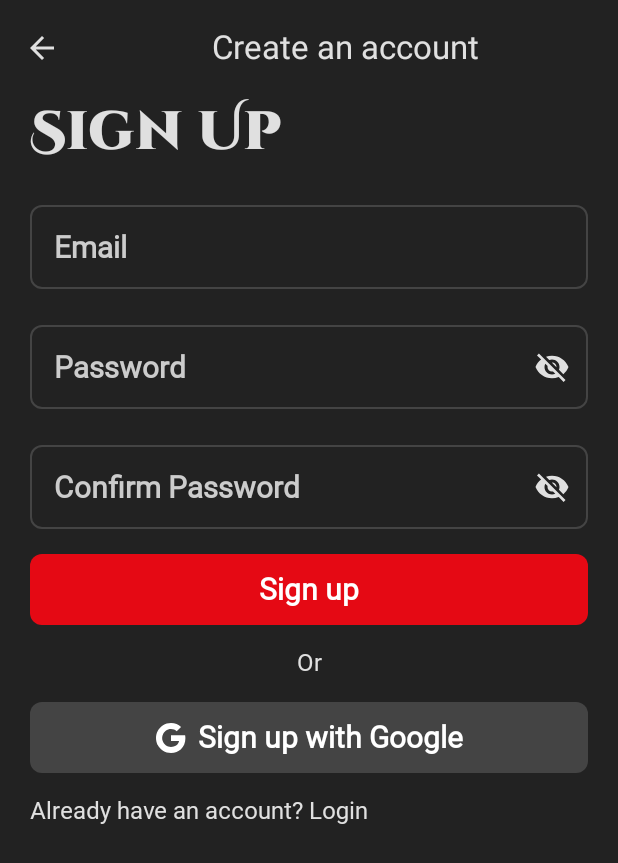
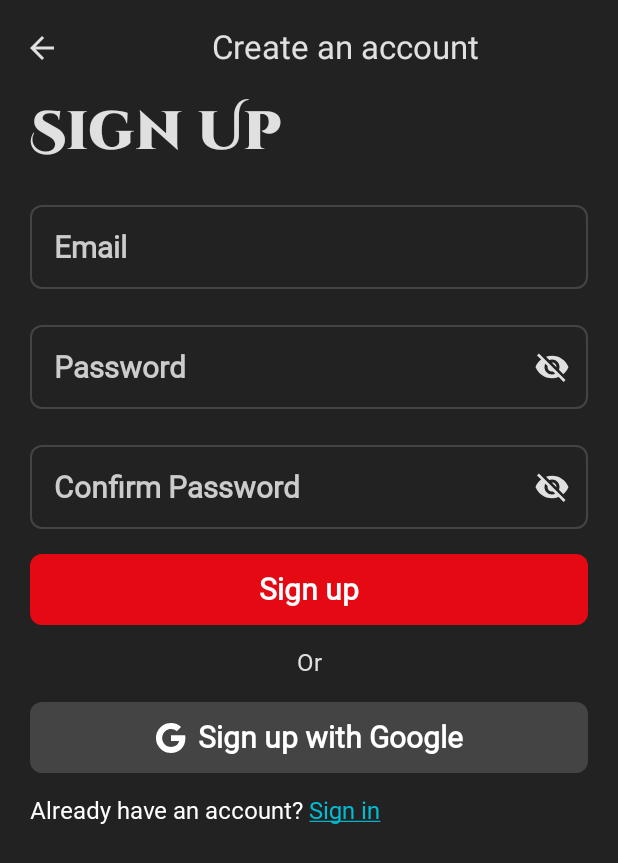
Before and after one commit to thanhhoann/mobile_app_project, an Android app built with Jetpack Compose: the screen it shows after launch (MainActivity), after a tap on "Profile", on a phone screen of 412 x 824 dp. Shown: the top 863 px of the screen. Run offline under Robolectric (Android 15) with nearby library versions, the phone set to English and light mode, and no system bars; our stand-ins replace Dagger/Hilt's generated code, Firebase (no records; nobody signed in at launch, a user with empty details on screens opened directly); Roboto replaces fonts that are not available here.

Commit message:
Add sign-in screen

```diff
--- a/app/src/main/java/com/mobile_app/project/MainActivity.kt
+++ b/app/src/main/java/com/mobile_app/project/MainActivity.kt
@@ -21,6 +21,7 @@ import com.mobile_app.project.components.MovieAppBar
 import com.mobile_app.project.config.auth.AuthService
 import com.mobile_app.project.ui.screens.HomeScreen
 import com.mobile_app.project.ui.screens.MovieScreen
+import com.mobile_app.project.ui.screens.SignInScreen
 import com.mobile_app.project.ui.screens.SignUp
 import com.mobile_app.project.ui.theme.MobileAppProjectTheme
 
@@ -37,6 +38,7 @@ class MainActivity : ComponentActivity() {
 enum class MovieScreens(@StringRes val title: Int) {
     Home(title = R.string.home),
     SignUp(title = R.string.signup),
+    SignIn(title = R.string.signin),
     Detail(title = R.string.movie_detail)
 }
 
@@ -76,12 +78,16 @@ fun MovieApp() {
                 }
 
                 composable(route = MovieScreens.SignUp.name) {
-                    SignUp(authService = authService)
+                    SignUp(authService = authService, navController)
                 }
 
                 composable(route = MovieScreens.Detail.name) {
                     MovieScreen(navController)
                 }
+
+                composable(route = MovieScreens.SignIn.name) {
+                    SignInScreen(navController)
+                }
             }
         }
     }
--- /dev/null
+++ b/app/src/main/java/com/mobile_app/project/components/AnnotatedText.kt
@@ -0,0 +1,55 @@
+package com.mobile_app.project.components
+
+import androidx.compose.foundation.text.ClickableText
+import androidx.compose.runtime.Composable
+import androidx.compose.ui.Modifier
+import androidx.compose.ui.text.AnnotatedString
+import androidx.compose.ui.text.SpanStyle
+import androidx.compose.ui.text.TextStyle
+import androidx.compose.ui.text.buildAnnotatedString
+
+data class TextAnnotation(
+    val start: Int,
+    val end: Int,
+    val style: SpanStyle,
+    val onClick: (() -> Unit)? = null
+)
+
+@Composable
+fun AnnotatedText(
+    text: String,
+    annotations: List<TextAnnotation>,
+    textStyle: TextStyle,
+    modifier: Modifier = Modifier
+) {
+    val annotatedString = buildAnnotatedStringWithAnnotations(text, annotations)
+
+    ClickableText(
+        text = annotatedString,
+        onClick = { offset ->
+            val annotation = annotations.find {
+                offset in it.start until it.end
+            }
+            annotation?.onClick?.invoke()
+        },
+        style = textStyle,
+        modifier = modifier
+    )
+}
+
+
+private fun buildAnnotatedStringWithAnnotations(
+    text: String,
+    annotations: List<TextAnnotation>
+): AnnotatedString {
+    return buildAnnotatedString {
+        append(text)
+        annotations.forEach {
+            addStyle(
+                style = it.style,
+                start = it.start,
+                end = it.end
+            )
+        }
+    }
+}
--- a/app/src/main/java/com/mobile_app/project/ui/screens/SignUpScreen.kt
+++ b/app/src/main/java/com/mobile_app/project/ui/screens/SignUpScreen.kt
@@ -21,16 +21,22 @@ import androidx.compose.runtime.setValue
 import androidx.compose.ui.Modifier
 import androidx.compose.ui.platform.LocalContext
 import androidx.compose.ui.res.painterResource
+import androidx.compose.ui.text.SpanStyle
 import androidx.compose.ui.text.input.KeyboardType
 import androidx.compose.ui.text.input.PasswordVisualTransformation
 import androidx.compose.ui.text.input.VisualTransformation
 import androidx.compose.ui.text.style.TextAlign
+import androidx.compose.ui.text.style.TextDecoration
 import androidx.compose.ui.unit.dp
 import androidx.lifecycle.viewmodel.compose.viewModel
+import androidx.navigation.NavController
+import com.mobile_app.project.MovieScreens
 import com.mobile_app.project.R
+import com.mobile_app.project.components.AnnotatedText
 import com.mobile_app.project.components.ButtonVariants
 import com.mobile_app.project.components.StyledButton
 import com.mobile_app.project.components.StyledTextField
+import com.mobile_app.project.components.TextAnnotation
 import com.mobile_app.project.config.auth.AuthService
 import com.mobile_app.project.view_model.SignUpViewModel
 
@@ -57,7 +63,7 @@ fun GoogleButton(modifier: Modifier = Modifier) {
 }
 
 @Composable
-fun SignUp(authService: AuthService) {
+fun SignUp(authService: AuthService, navController: NavController) {
     val context = LocalContext.current
     val signUpViewModel: SignUpViewModel = viewModel()
     val signUpStates = signUpViewModel.signUpStates.collectAsState()
@@ -153,6 +159,7 @@ fun SignUp(authService: AuthService) {
                                     "Sign up successful",
                                     Toast.LENGTH_LONG
                                 ).show()
+                                navController.navigate(MovieScreens.SignIn.name)
                             } else {
                                 Toast.makeText(
                                     context,
@@ -176,9 +183,35 @@ fun SignUp(authService: AuthService) {
             GoogleButton(
                 modifier = Modifier.fillMaxWidth()
             )
-
-            Text(
-                text = "Already have an account? Login", style = MaterialTheme.typography.bodySmall
+            AnnotatedText(
+                text = "Already have an account? Sign in",
+                textStyle = MaterialTheme.typography.bodySmall,
+                annotations = listOf(
+                    TextAnnotation(
+                        start = 0,
+                        end = 24,
+                        style = SpanStyle(
+                            fontSize = MaterialTheme.typography.bodySmall.fontSize,
+                            fontFamily = MaterialTheme.typography.bodySmall.fontFamily,
+                            fontWeight = MaterialTheme.typography.bodySmall.fontWeight,
+                            color = MaterialTheme.colorScheme.onTertiary,
+                        ),
+                    ),
+                    TextAnnotation(
+                        start = 25,
+                        end = 32,
+                        style = SpanStyle(
+                            textDecoration = TextDecoration.Underline,
+                            fontSize = MaterialTheme.typography.bodySmall.fontSize,
+                            fontFamily = MaterialTheme.typography.bodySmall.fontFamily,
+                            fontWeight = MaterialTheme.typography.bodySmall.fontWeight,
+                            color = MaterialTheme.colorScheme.tertiary,
+                        ),
+                        onClick = {
+                            navController.navigate(MovieScreens.SignIn.name)
+                        }
+                    )
+                ),
             )
         }
     }
--- a/app/src/main/res/values/strings.xml
+++ b/app/src/main/res/values/strings.xml
@@ -2,5 +2,6 @@
     <string name="app_name">FreeMoo</string>
     <string name="home">Home</string>
     <string name="signup">Create an account</string>
+    <string name="signin">Sign In</string>
     <string name="movie_detail">View movie detail</string>
 </resources>
```
Also changed, not shown: app/src/main/java/com/mobile_app/project/ui/screens/SignInScreen.kt (added, +131 -0 lines).
